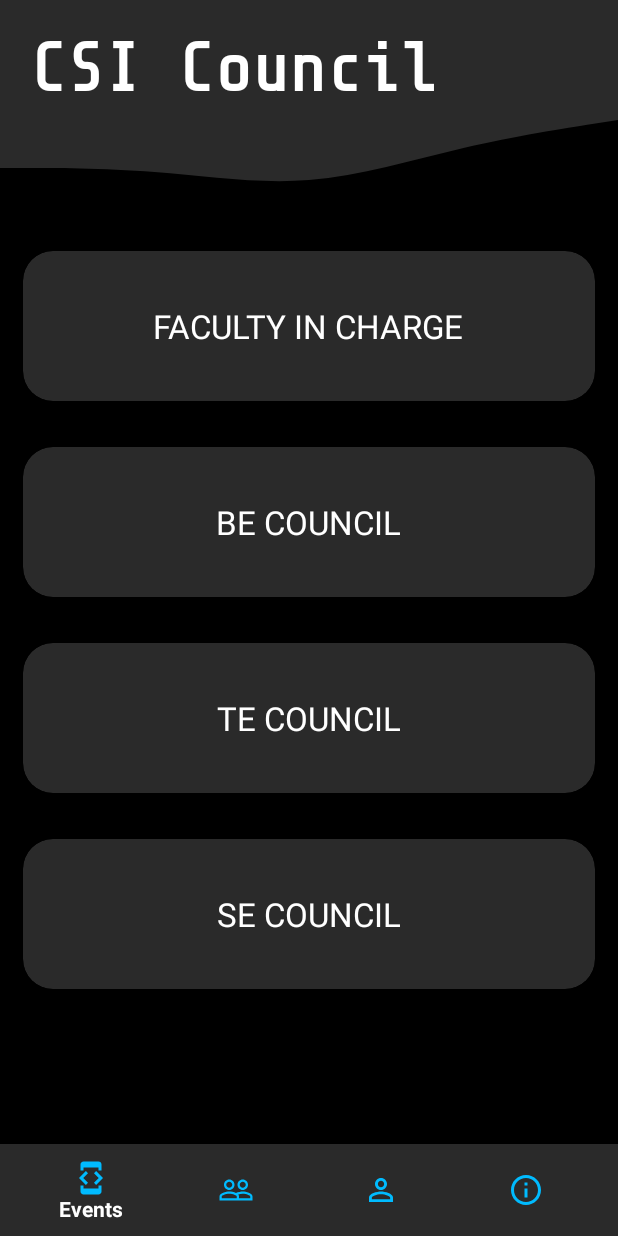
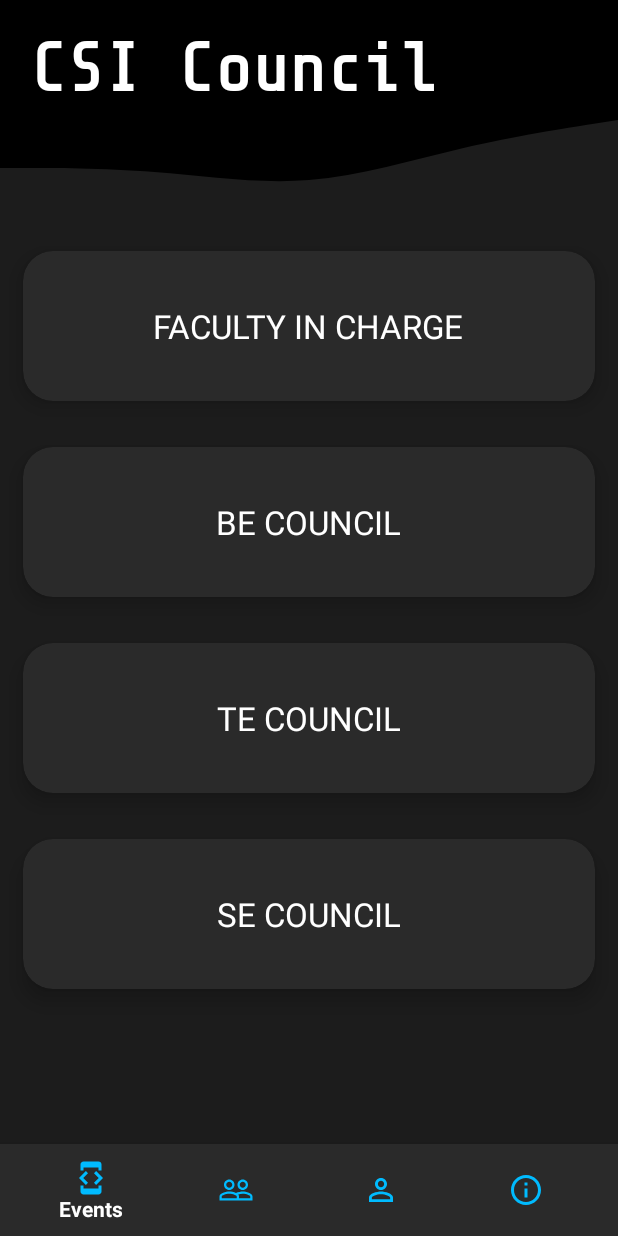
Before and after one commit to vedantsawant/CSI_App, an Android app: the fragment CouncilFragment placed in its activity, on a phone screen of 412 x 824 dp. Run offline under Robolectric (Android 15) with nearby library versions, the phone set to English and light mode, and no system bars; our stand-ins replace Firebase (no records; nobody signed in at launch, a user with empty details on screens opened directly), Picasso; pictures from the network do not load; Roboto replaces fonts that are not available here.

Commit message:
fixed bugs

```diff
--- a/app/src/main/res/layout/council_fragment.xml
+++ b/app/src/main/res/layout/council_fragment.xml
@@ -2,10 +2,10 @@
 <LinearLayout xmlns:android="http://schemas.android.com/apk/res/android"
     android:layout_width="match_parent"
     android:layout_height="match_parent"
-    android:background="@color/black"
+    android:background="#1c1c1c"
     android:orientation="vertical">
     <TextView
-        android:background="@color/grey"
+        android:background="@color/black"
         android:layout_width="match_parent"
         android:layout_height="wrap_content"
         android:layout_gravity="center_horizontal"
@@ -22,14 +22,14 @@
         android:layout_height="80dp"
         android:layout_gravity="center_horizontal"
         android:fontFamily="@font/share_tech_mono"
-        android:background="@drawable/ic_wave_grey"
+        android:background="@drawable/ic_wave"
         android:text=" " />
     <androidx.recyclerview.widget.RecyclerView
         xmlns:android="http://schemas.android.com/apk/res/android"
         android:layout_width="match_parent"
         android:layout_height="match_parent"
         android:id="@+id/council_recycler_view"
-        android:background="@color/black"
+        android:background="#1c1c1c"
         >
     </androidx.recyclerview.widget.RecyclerView>
 </LinearLayout>
```
Also changed, not shown: app/src/main/java/com/example/csiapp1/ProfileFragment.java (+14 -10 lines).
